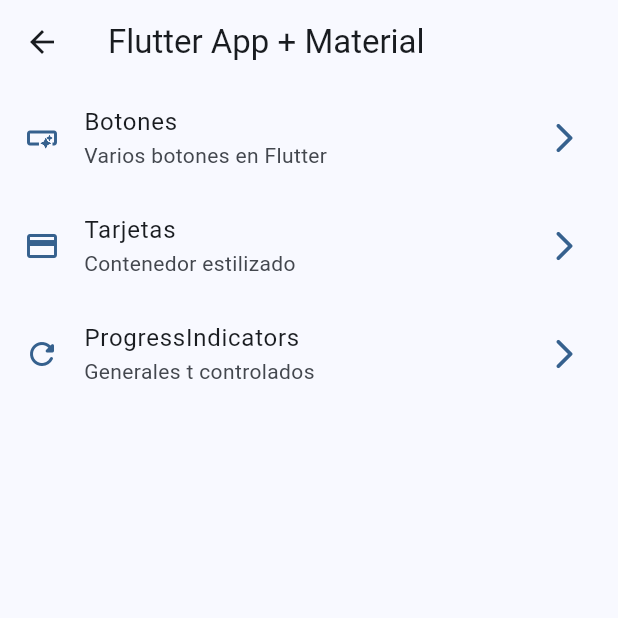
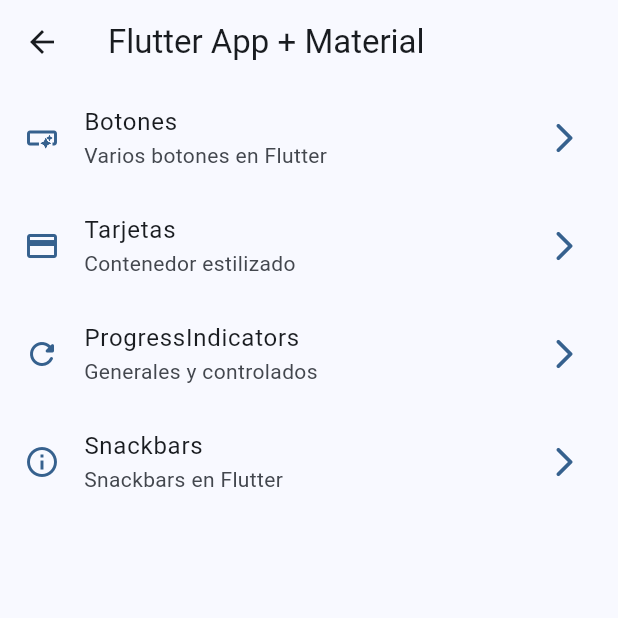
Before and after one commit to JuanDuran85/flutter_projects, a Flutter app: the HomeScreen screen opened directly, on a phone screen of 412 x 824 dp, the top half of it. Run offline on Flutter 3.47's test engine with Material 3 defaults, Android fonts, the phone set to English and light mode, and no system bars; our stand-ins replace animate_do, dio, go_router, google_fonts, video_player; statements that could not run were skipped.

Commit message:
snackbars

```diff
--- a/widget_app/lib/config/menu/manu_items.dart
+++ b/widget_app/lib/config/menu/manu_items.dart
@@ -29,8 +29,14 @@ const appMenuItems = <MenuItem>[
   ),
     MenuItem(
     title: 'ProgressIndicators',
-    subtitle: 'Generales t controlados',
+    subtitle: 'Generales y controlados',
     link: '/progress',
     icon: Icons.refresh_rounded,
   ),
+      MenuItem(
+    title: 'Snackbars',
+    subtitle: 'Snackbars en Flutter',
+    link: '/snackbars',
+    icon: Icons.info_outline,
+  ),
 ];
--- a/widget_app/lib/config/router/app_router.dart
+++ b/widget_app/lib/config/router/app_router.dart
@@ -21,10 +21,15 @@ final appRouter = GoRouter(
       path: '/cards',
       builder: (context, state) => const CardsScreen(),
     ),
-     GoRoute(
+    GoRoute(
       name: ProgressScreen.name,
       path: '/progress',
       builder: (context, state) => const ProgressScreen(),
     ),
+    GoRoute(
+      name: SnackbarScreen.name,
+      path: '/snackbars',
+      builder: (context, state) => const SnackbarScreen(),
+    ),
   ],
 );
```
Also changed, not shown: widget_app/lib/presentation/screens/snackbar/snackbar_screen.dart (+20 -1 lines).
